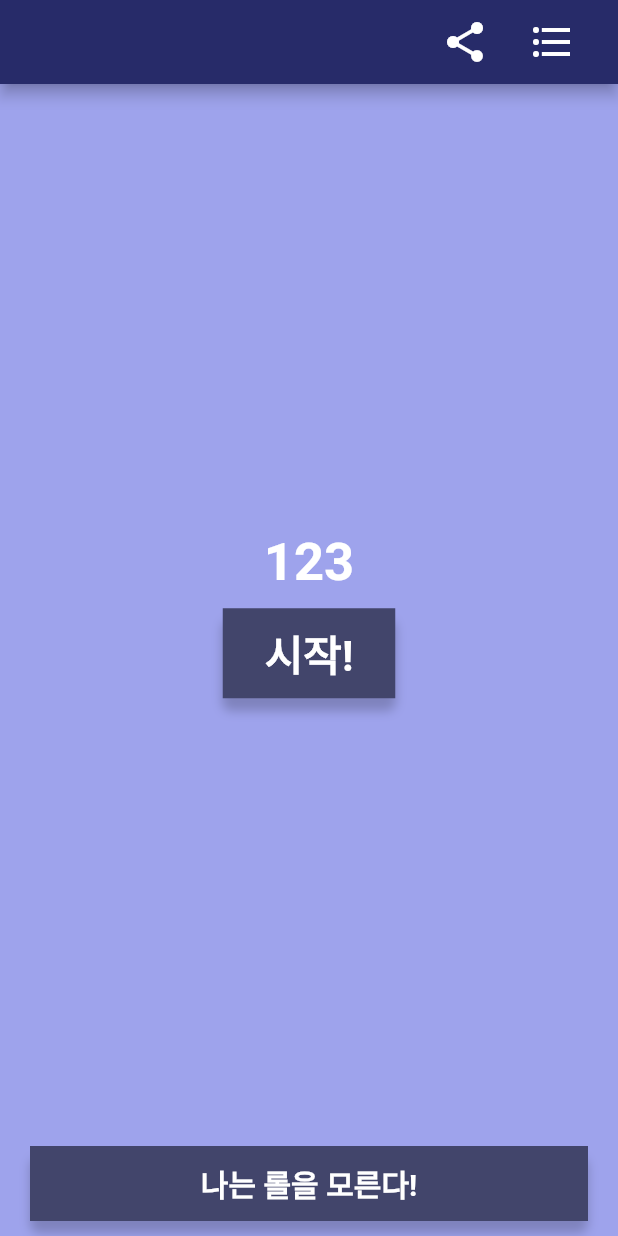
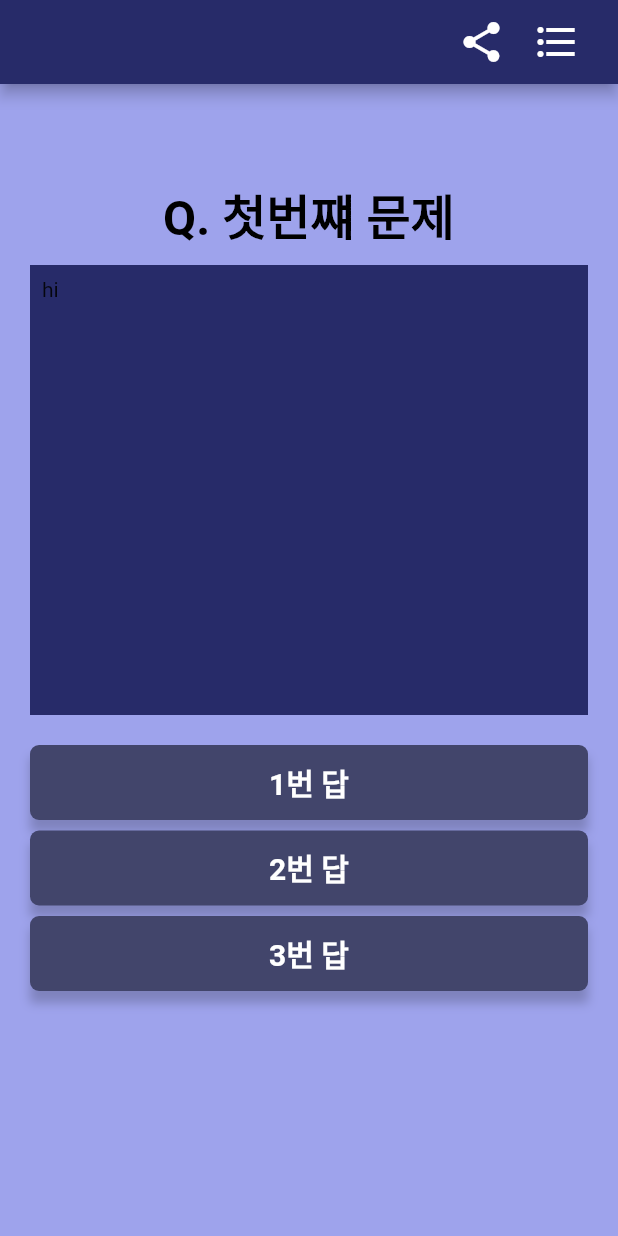
Before and after one commit to gns0170/flutter_app_7, a Flutter app: the screen it shows after launch, after a tap on "시작!", on a phone screen of 412 x 824 dp. Run offline on Flutter 3.47's test engine with Material 2 defaults, Android fonts, the phone set to English and light mode, and no system bars.

Commit message:
3rd, question screen

```diff
--- /dev/null
+++ b/lib/data/questions.dart
@@ -0,0 +1,33 @@
+import 'package:flutter/material.dart';
+
+class DataQuestion {
+  final String key;
+  final String question;
+  final Widget view;
+  final List<Option> options;
+  DataQuestion(this.key, this.question, this.view, this.options);
+}
+
+class Option {
+  final String text;
+  final List<int> weight;
+  Option(this.text, this.weight);
+}
+
+List<DataQuestion> q = [
+  DataQuestion("q1", "Q. 첫번쨰 문제", const Text("123"), [
+    Option("1번 답", [3, -1, -1, -1]),
+    Option("2번 답", [1, 1, 1, -3]),
+    Option("3번 답", [-2, -2, 2, 2]),
+  ]),
+  DataQuestion("q2", "Q. 두번째 문제", const Text("234"), [
+    Option("1번 답", [3, -1, -1, -1]),
+    Option("2번 답", [1, 1, 1, -3]),
+    Option("3번 답", [-2, -2, 2, 2]),
+  ]),
+  DataQuestion("q3", "Q. 세번쨰 문제", const Text("345"), [
+    Option("1번 답", [3, -1, -1, -1]),
+    Option("2번 답", [1, 1, 1, -3]),
+    Option("3번 답", [-2, -2, 2, 2]),
+  ]),
+];
--- a/lib/main.dart
+++ b/lib/main.dart
@@ -1,4 +1,6 @@
 import 'package:flutter/material.dart';
+import 'package:flutter_application_7/screens/questions.dart';
+import 'package:flutter_application_7/widgets/appbar.dart';
 import './screens/home.dart';
 import './values/colors.dart' as custom_colors;
 
@@ -21,7 +23,16 @@ class MyApp extends StatelessWidget {
               size: 32,
             )),
       ),
-      home: const Home(),
+      home: Scaffold(
+        appBar: baseAppBar,
+        body: MaterialApp(
+          initialRoute: '/',
+          routes: {
+            '/': (context) => const Home(),
+            '/question': (context) => const Question(),
+          },
+        ),
+      ),
     );
   }
 }
--- a/lib/screens/home.dart
+++ b/lib/screens/home.dart
@@ -1,7 +1,6 @@
 import 'package:flutter/material.dart';
 import '../widgets/layout.dart';
 import '../widgets/button.dart';
-import '../values/colors.dart' as custom_color;
 import '../widgets/texts.dart' as custom_text;
 
 class Home extends StatefulWidget {
@@ -15,47 +14,34 @@ class HomeState extends State<Home> {
   @override
   Widget build(BuildContext context) {
     return Scaffold(
-      appBar: AppBar(
-        actions: [
-          IconButton(
-            onPressed: () {},
-            splashRadius: 30,
-            icon: const Icon(Icons.share),
-          ),
-          const SizedBox(
-            width: 10,
-          ),
-          IconButton(
-              onPressed: () {},
-              splashRadius: 30,
-              icon: const Icon(Icons.format_list_bulleted)),
-          const SizedBox(
-            width: 20,
-          ),
-        ],
-      ),
       body: centerColumn([
         const Spacer(flex: 3),
-        const custom_text.TestQuestion(words: '123'),
+        const Padding(
+          padding: EdgeInsets.symmetric(horizontal: 30.0),
+          child: custom_text.TextQuestion(words: '당신에게 가장 어울리는 포지션은?'),
+        ),
         const SizedBox(
-          height: 10,
+          height: 20,
         ),
         DarkButton(
-          onPressed: () {},
+          onPressed: () {
+            Navigator.pushNamed(context, '/question');
+          },
           text: "시작!",
           width: 115,
-          height: 60,
+          height: 63,
+          fontStyle: const TextStyle(
+            color: Colors.white,
+            fontSize: 32,
+            fontWeight: FontWeight.bold,
+          ),
         ),
         const Spacer(flex: 3),
-        const DarkButton(
+        DarkButton(
           text: "나는 롤을 모른다!",
           height: 50,
-          fontStyle: TextStyle(
-            color: Colors.white,
-            fontSize: 20,
-            fontWeight: FontWeight.bold,
-          ),
-          icon: Icon(Icons.reply),
+          onPressed: () {},
+          icon: Icons.reply,
         ),
         const SizedBox(
           height: 10,
--- a/lib/screens/login.dart
+++ /dev/null
@@ -1,15 +0,0 @@
-import 'package:flutter/material.dart';
-
-class Login extends StatefulWidget {
-  const Login({Key? key}) : super(key: key);
-
-  @override
-  LoginState createState() => LoginState();
-}
-
-class LoginState extends State<Login> {
-  @override
-  Widget build(BuildContext context) {
-    return const Scaffold();
-  }
-}
--- /dev/null
+++ b/lib/screens/questions.dart
@@ -0,0 +1,43 @@
+import 'package:flutter/material.dart';
+import 'package:flutter_application_7/widgets/button.dart';
+import 'package:flutter_application_7/widgets/layout.dart';
+import 'package:flutter_application_7/widgets/texts.dart';
+import 'package:flutter_application_7/widgets/view.dart';
+import '../data/questions.dart';
+
+class Question extends StatefulWidget {
+  const Question({Key? key}) : super(key: key);
+
+  @override
+  _QuestionState createState() => _QuestionState();
+}
+
+class _QuestionState extends State<Question> {
+  List<DataQuestion> a = q;
+  String words = q[0].question;
+  @override
+  Widget build(BuildContext context) {
+    return Scaffold(
+        body: centerColumn([
+      const Spacer(flex: 1),
+      TextQuestion(words: words),
+      const SizedBox(height: 10),
+      views(const Text('hi'), context),
+      const SizedBox(height: 20),
+      SizedBox(
+        width: MediaQuery.of(context).size.width - 40,
+        height: 200,
+        child: ListView.builder(
+            itemCount: q[0].options.length,
+            itemBuilder: (BuildContext context, int index) {
+              return DarkButton(
+                text: q[0].options[index].text,
+                onPressed: () {},
+                height: 50,
+              );
+            }),
+      ),
+      const Spacer(flex: 2),
+    ]));
+  }
+}
--- /dev/null
+++ b/lib/widgets/appbar.dart
@@ -0,0 +1,21 @@
+import 'package:flutter/material.dart';
+
+dynamic baseAppBar = AppBar(
+  actions: [
+    IconButton(
+      onPressed: () {},
+      splashRadius: 30,
+      icon: const Icon(Icons.share),
+    ),
+    const SizedBox(
+      width: 2,
+    ),
+    IconButton(
+        onPressed: () {},
+        splashRadius: 30,
+        icon: const Icon(Icons.format_list_bulleted)),
+    const SizedBox(
+      width: 17,
+    ),
+  ],
+);
--- a/lib/widgets/button.dart
+++ b/lib/widgets/button.dart
@@ -8,7 +8,7 @@ class DarkButton extends StatefulWidget {
       this.icon,
       this.height,
       this.width,
-      this.onPressed,
+      required this.onPressed,
       this.fontStyle})
       : super(key: key);
   final String text;
@@ -60,8 +60,8 @@ class _DarkButton extends State<DarkButton> {
   Widget build(BuildContext context) {
     size();
     return Container(
-      decoration:
-          BoxDecoration(borderRadius: BorderRadius.circular(6), boxShadow: [
+      margin: const EdgeInsets.only(bottom: 7),
+      decoration: BoxDecoration(boxShadow: [
         BoxShadow(
           color: Colors.black.withOpacity(0.2),
           spreadRadius: 0,
@@ -73,6 +73,7 @@ class _DarkButton extends State<DarkButton> {
       width: width,
       child: Material(
         color: custom_color.primaryColor2,
+        borderRadius: BorderRadius.circular(6),
         child: InkWell(
           onTap: widget.onPressed,
           child: Center(
@@ -86,8 +87,8 @@ class _DarkButton extends State<DarkButton> {
                   style: widget.fontStyle ??
                       const TextStyle(
                         color: Colors.white,
-                        fontSize: 28.0,
-                        fontWeight: FontWeight.w600,
+                        fontSize: 20.0,
+                        fontWeight: FontWeight.bold,
                       ),
                 ),
               ],
--- a/lib/widgets/texts.dart
+++ b/lib/widgets/texts.dart
@@ -1,22 +1,21 @@
 import 'package:flutter/material.dart';
 
-Widget testText(words, BuildContext context) {
-  return Text(words, style: Theme.of(context).textTheme.headline4);
-}
-
-class TestQuestion extends StatefulWidget {
-  const TestQuestion({Key? key, required this.words}) : super(key: key);
+class TextQuestion extends StatefulWidget {
+  const TextQuestion({Key? key, required this.words}) : super(key: key);
 
   final dynamic words;
   @override
-  _TestQuestionState createState() => _TestQuestionState();
+  _TextQuestionState createState() => _TextQuestionState();
 }
 
-class _TestQuestionState extends State<TestQuestion> {
+class _TextQuestionState extends State<TextQuestion> {
   @override
   Widget build(BuildContext context) {
-    return Text(widget.words,
-        style: const TextStyle(
-            color: Colors.white, fontSize: 35, fontWeight: FontWeight.w600));
+    return Text(
+      widget.words,
+      style: const TextStyle(
+          color: Colors.black, fontSize: 32, fontWeight: FontWeight.bold),
+      textAlign: TextAlign.center,
+    );
   }
 }
--- /dev/null
+++ b/lib/widgets/view.dart
@@ -0,0 +1,12 @@
+import 'package:flutter/material.dart';
+import '../values/colors.dart' as custom_color;
+
+Widget views(inform, context) {
+  return Container(
+    padding: const EdgeInsets.all(8.0),
+    width: MediaQuery.of(context).size.width - 40,
+    height: 300,
+    color: custom_color.primaryColor1,
+    child: inform ?? inform,
+  );
+}
```
Also changed, not shown: lib/data/achievements.dart (added), lib/data/results.dart (added), lib/widgets/input.dart (added).
